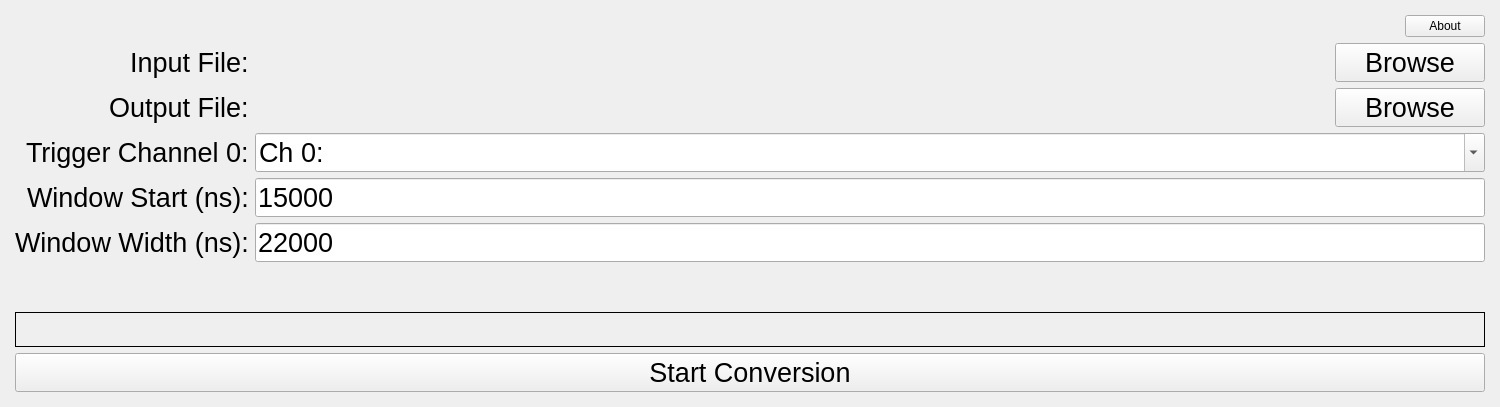
This is MDPPSCPSROOfflineSoftTrigger.ui in FRIBDAQ/MDPPSCPSROSoftwareTrigger as Qt 5 draws it before an edit. The edited form follows.
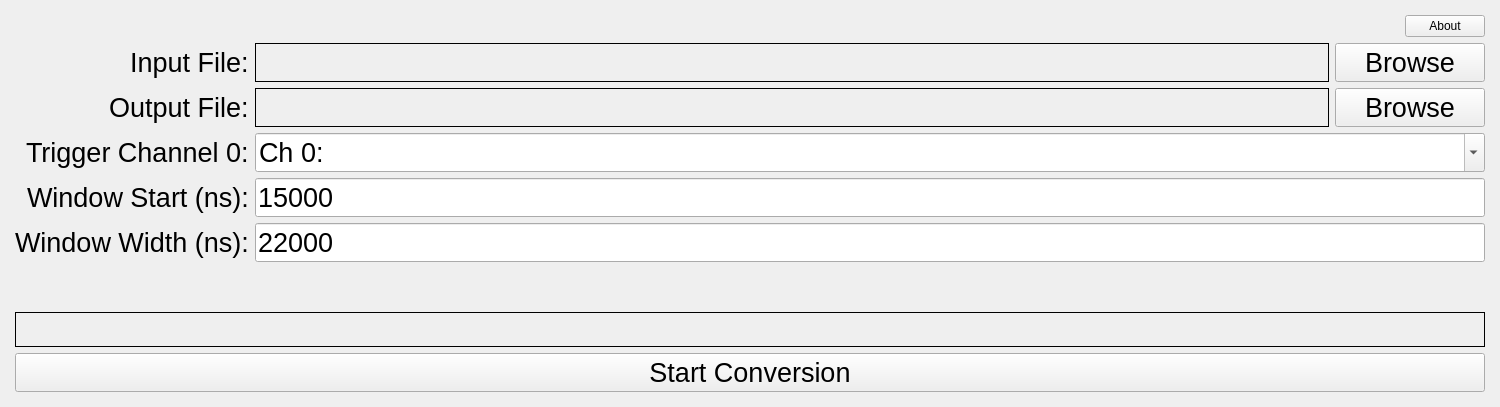
This is the edited form.

Commit message: - Making the file path smaller when long - Add .evt suffix when none

The edit to the form file:
```diff
--- a/MDPPSCPSROOfflineSoftTrigger.ui
+++ b/MDPPSCPSROOfflineSoftTrigger.ui
@@ -27,7 +27,7 @@
   </property>
   <property name="maximumSize">
    <size>
-    <width>100000</width>
+    <width>10000</width>
     <height>407</height>
    </size>
   </property>
@@ -365,11 +365,20 @@
            <layout class="QHBoxLayout" name="horizontalLayout">
             <item>
              <widget class="QLabel" name="LB_infile">
+              <property name="frameShape">
+                <enum>QFrame::Box</enum>
+              </property>
               <property name="font">
                <font>
                 <pointsize>20</pointsize>
                </font>
               </property>
+              <property name="wordWrap">
+               <bool>false</bool>
+              </property>
+              <property name="margin">
+               <number>1</number>
+              </property>
               <property name="text">
                <string/>
               </property>
@@ -399,11 +408,20 @@
            <layout class="QHBoxLayout" name="horizontalLayout_3">
             <item>
              <widget class="QLabel" name="LB_outfile">
+              <property name="frameShape">
+                <enum>QFrame::Box</enum>
+              </property>
               <property name="font">
                <font>
                 <pointsize>20</pointsize>
                </font>
               </property>
+              <property name="wordWrap">
+               <bool>false</bool>
+              </property>
+              <property name="margin">
+               <number>1</number>
+              </property>
               <property name="text">
                <string/>
               </property>
```
The commit also changes 2 other files.
